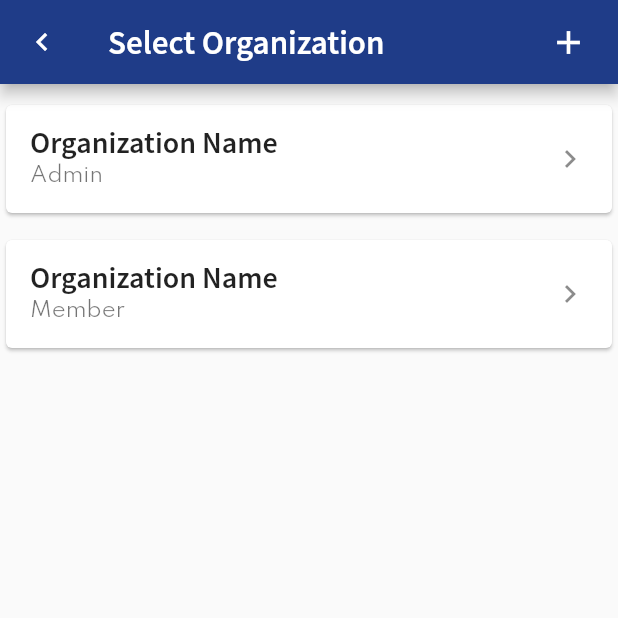
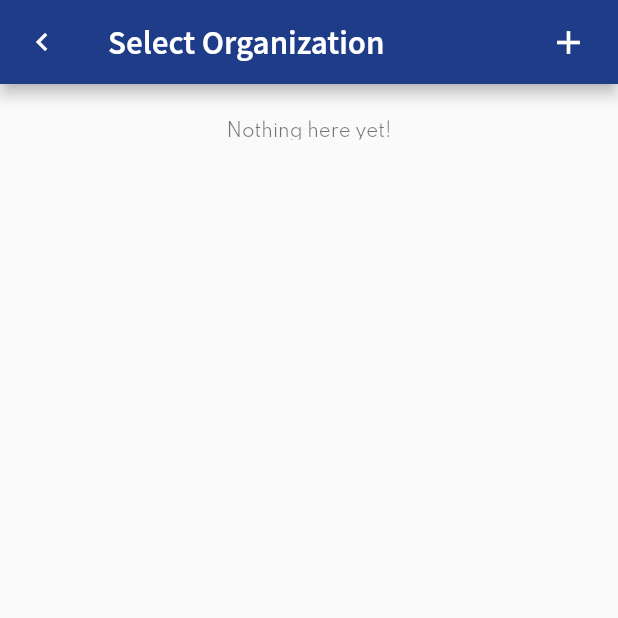
Before and after one commit to Stefanc23/hibye, a Flutter app: the screen it shows once a user with an empty profile is signed in, on a phone screen of 412 x 824 dp, the top half of it. Run offline on Flutter 3.47's test engine with Material 2 defaults, Android fonts, the phone set to English and light mode, and no system bars; our stand-ins replace cloud_firestore, firebase_auth, firebase_core; accounts and stored records are empty.

```diff
--- a/lib/main.dart
+++ b/lib/main.dart
@@ -9,7 +9,7 @@ import 'package:hibye/screens/select_organization.dart';
 
 void main() {
   WidgetsFlutterBinding.ensureInitialized();
-  runApp(MyApp());
+  runApp(const MyApp());
 }
 
 class MyApp extends StatefulWidget {
@@ -77,6 +77,7 @@ class _MyAppState extends State<MyApp> {
           title: 'HiBye',
           theme: ThemeData(
               primarySwatch: generateMaterialColor(const Color(0xFF1F3C88)),
+              visualDensity: VisualDensity.adaptivePlatformDensity,
               fontFamily: 'Spartan',
               textTheme: const TextTheme(
                   headline1: TextStyle(
--- /dev/null
+++ b/lib/models/organization.dart
@@ -0,0 +1,15 @@
+class Organization {
+  String id;
+  String name;
+  String inviteCode;
+  String type;
+  String role;
+
+  Organization({
+    required this.id,
+    required this.name,
+    required this.inviteCode,
+    required this.type,
+    this.role = '',
+  });
+}
--- /dev/null
+++ b/lib/models/user.dart
@@ -0,0 +1,13 @@
+class User {
+  String id;
+  String fullName;
+  String email;
+  String password;
+
+  User({
+    required this.id,
+    required this.fullName,
+    required this.email,
+    required this.password,
+  });
+}
--- a/lib/screens/select_organization.dart
+++ b/lib/screens/select_organization.dart
@@ -1,7 +1,10 @@
+import 'package:firebase_auth/firebase_auth.dart';
 import 'package:flutter/material.dart';
+import 'package:hibye/models/organization.dart';
 import 'package:hibye/screens/add_organization.dart';
 import 'package:hibye/services/authentication_service.dart';
-import 'package:provider/src/provider.dart';
+import 'package:hibye/db/database.dart';
+import 'package:provider/provider.dart';
 
 class SelectOrganization extends StatefulWidget {
   static String tag = 'admin-addorg-page';
@@ -12,11 +15,21 @@ class SelectOrganization extends StatefulWidget {
 }
 
 class _SelectOrganizationState extends State<SelectOrganization> {
-  bool organizationStatus = false;
-  void setStatus() {
-    setState(() {
-      organizationStatus = !organizationStatus;
-    });
+  List<Organization> organizations = [];
+  DataBaseService db = DataBaseService();
+
+  void fetchOrganizations() async {
+    await db
+        .fetchOrganizationsByUser(context.watch<User>().uid)
+        .then((value) => setState(() {
+              organizations = value;
+            }));
+  }
+
+  @override
+  void initState() {
+    fetchOrganizations();
+    super.initState();
   }
 
   @override
@@ -32,7 +45,7 @@ class _SelectOrganizationState extends State<SelectOrganization> {
         backgroundColor: const Color(0xFF1F3C88),
         leading: GestureDetector(
           onTap: () {
-            context.read<AuthenticationService>().signOut();
+            context.read<AuthenticationService>().signOut(context);
           },
           child: const Icon(
             Icons.keyboard_arrow_left,
@@ -44,6 +57,7 @@ class _SelectOrganizationState extends State<SelectOrganization> {
             padding: const EdgeInsets.only(right: 20.0),
             child: GestureDetector(
               onTap: () {
+                Navigator.pop(context);
                 Navigator.push(
                     context,
                     MaterialPageRoute(
@@ -59,53 +73,50 @@ class _SelectOrganizationState extends State<SelectOrganization> {
           )
         ],
       ),
-      body: ListView(
+      body: organizations.isEmpty
+          ? Container(
+              margin: const EdgeInsets.only(top: 24),
+              width: double.infinity,
+              height: 13,
+              alignment: Alignment.center,
+              child: Text('Nothing here yet!',
+                  style: Theme.of(context).textTheme.caption),
+            )
+          : const OrganizationList(),
+    );
+  }
+}
+
+class OrganizationList extends StatelessWidget {
+  const OrganizationList({
+    Key? key,
+  }) : super(key: key);
+
+  @override
+  Widget build(BuildContext context) {
+    return ListView(
       children: <Widget>[
-          Visibility(
-            child: const Text(
-              '',
-              textAlign: TextAlign.center,
-            ),
-            visible: organizationStatus,
-          ),
-          Visibility(
-            child: const Text(
-              'Nothing Here Yet',
-              textAlign: TextAlign.center,
-              style: TextStyle(fontSize: 15.0, fontWeight: FontWeight.bold),
-            ),
-            visible: organizationStatus,
-          ),
-          SizedBox(height: 10),
-          Visibility(
-            child: Card(
+        const SizedBox(height: 10),
+        Card(
           child: ListTile(
             title: const Text('Organization Name',
-                    style:
-                        TextStyle(fontWeight: FontWeight.bold, fontSize: 20.0)),
+                style: TextStyle(fontWeight: FontWeight.bold, fontSize: 20.0)),
             subtitle: const Text('Admin'),
             trailing: const Icon(Icons.keyboard_arrow_right),
             onTap: () {},
           ),
         ),
-            visible: !organizationStatus,
-          ),
-          SizedBox(height: 10),
-          Visibility(
-            child: Card(
+        const SizedBox(height: 10),
+        Card(
           child: ListTile(
             title: const Text('Organization Name',
-                    style:
-                        TextStyle(fontWeight: FontWeight.bold, fontSize: 20.0)),
+                style: TextStyle(fontWeight: FontWeight.bold, fontSize: 20.0)),
             subtitle: const Text('Member'),
             trailing: const Icon(Icons.keyboard_arrow_right),
             onTap: () {},
           ),
         ),
-            visible: !organizationStatus,
-          ),
       ],
-      ),
     );
   }
 }
```
Also changed, not shown: lib/db/database.dart (added, +94 -0 lines), lib/models/attendances.dart (added, +15 -0 lines), lib/screens/add_organization.dart (+28 -7 lines), lib/screens/member_dashboard.dart (+12 -11 lines), lib/screens/member_history.dart (+18 -10 lines), lib/screens/organization_dashboard.dart (+13 -9 lines), lib/screens/register_organization.dart (+39 -14 lines), lib/screens/signup.dart (+27 -8 lines), lib/services/authentication_service.dart (+28 -3 lines), pubspec.yaml (+6 -5 lines). Lines whose indentation alone changed are shown as unchanged.
